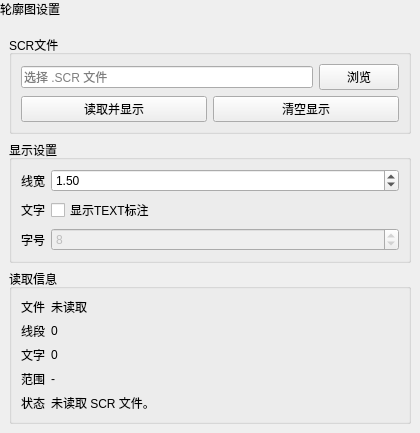
Qt form plugins/Base_PostProcessing/PostContourReaderWidget.ui (asd977/base_cae) before a commit.
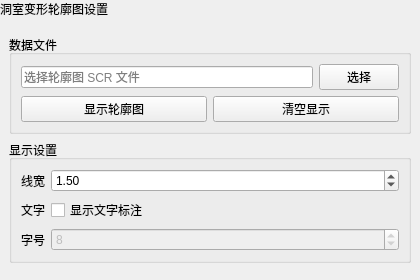
The same form after that commit.

Commit message: Rename and simplify deformation contour view

Patch:
```diff
--- a/plugins/Base_PostProcessing/PostContourReaderWidget.ui
+++ b/plugins/Base_PostProcessing/PostContourReaderWidget.ui
@@ -7,7 +7,7 @@
     <x>0</x>
     <y>0</y>
     <width>420</width>
-    <height>360</height>
+    <height>280</height>
    </rect>
   </property>
   <property name="windowTitle">
@@ -38,7 +38,7 @@
       </sizepolicy>
      </property>
      <property name="text">
-      <string>轮廓图设置</string>
+      <string>洞室变形轮廓图设置</string>
      </property>
     </widget>
    </item>
@@ -62,7 +62,7 @@
      <item>
       <widget class="QGroupBox" name="fileGroupBox">
        <property name="title">
-        <string>SCR文件</string>
+        <string>数据文件</string>
        </property>
        <layout class="QVBoxLayout" name="fileVBoxLayout">
         <property name="leftMargin">
@@ -82,7 +82,7 @@
           <item>
            <widget class="QLineEdit" name="filePathLineEdit">
             <property name="placeholderText">
-             <string>选择 .SCR 文件</string>
+             <string>选择轮廓图 SCR 文件</string>
             </property>
             <property name="minimumSize">
              <size>
@@ -95,7 +95,7 @@
           <item>
            <widget class="QPushButton" name="browseButton">
             <property name="text">
-             <string>浏览</string>
+             <string>选择</string>
             </property>
            </widget>
           </item>
@@ -118,7 +118,7 @@
           <item>
            <widget class="QPushButton" name="loadButton">
             <property name="text">
-             <string>读取并显示</string>
+             <string>显示轮廓图</string>
             </property>
            </widget>
           </item>
@@ -203,7 +203,7 @@
         <item row="1" column="1">
          <widget class="QCheckBox" name="showTextCheckBox">
           <property name="text">
-           <string>显示TEXT标注</string>
+           <string>显示文字标注</string>
           </property>
           <property name="checked">
            <bool>false</bool>
@@ -242,106 +242,6 @@
        </layout>
       </widget>
      </item>
-     <item>
-      <widget class="QGroupBox" name="summaryGroupBox">
-       <property name="title">
-        <string>读取信息</string>
-       </property>
-       <layout class="QFormLayout" name="summaryFormLayout">
-        <property name="leftMargin">
-         <number>9</number>
-        </property>
-        <property name="topMargin">
-         <number>9</number>
-        </property>
-        <property name="rightMargin">
-         <number>9</number>
-        </property>
-        <property name="bottomMargin">
-         <number>9</number>
-        </property>
-        <item row="0" column="0">
-         <widget class="QLabel" name="fileTitleLabel">
-          <property name="text">
-           <string>文件</string>
-          </property>
-         </widget>
-        </item>
-        <item row="0" column="1">
-         <widget class="QLabel" name="fileNameLabel">
-          <property name="text">
-           <string>未读取</string>
-          </property>
-          <property name="wordWrap">
-           <bool>false</bool>
-          </property>
-         </widget>
-        </item>
-        <item row="1" column="0">
-         <widget class="QLabel" name="lineTitleLabel">
-          <property name="text">
-           <string>线段</string>
-          </property>
-         </widget>
-        </item>
-        <item row="1" column="1">
-         <widget class="QLabel" name="lineCountLabel">
-          <property name="text">
-           <string>0</string>
-          </property>
-         </widget>
-        </item>
-        <item row="2" column="0">
-         <widget class="QLabel" name="textTitleLabel">
-          <property name="text">
-           <string>文字</string>
-          </property>
-         </widget>
-        </item>
-        <item row="2" column="1">
-         <widget class="QLabel" name="textCountLabel">
-          <property name="text">
-           <string>0</string>
-          </property>
-         </widget>
-        </item>
-        <item row="3" column="0">
-         <widget class="QLabel" name="boundsTitleLabel">
-          <property name="text">
-           <string>范围</string>
-          </property>
-         </widget>
-        </item>
-        <item row="3" column="1">
-         <widget class="QLabel" name="boundsLabel">
-          <property name="text">
-           <string>-</string>
-          </property>
-          <property name="wordWrap">
-           <bool>false</bool>
-          </property>
-         </widget>
-        </item>
-        <item row="4" column="0">
-         <widget class="QLabel" name="statusTitleLabel">
-          <property name="text">
-           <string>状态</string>
-          </property>
-         </widget>
-        </item>
-        <item row="4" column="1">
-         <widget class="QLabel" name="statusLabel">
-          <property name="text">
-           <string>未读取 SCR 文件。</string>
-          </property>
-          <property name="wordWrap">
-           <bool>false</bool>
-          </property>
-         </widget>
-        </item>
-       </layout>
-      </widget>
-     </item>
      <item>
       <spacer name="verticalSpacer">
        <property name="orientation">
```
Left out of the diff: 2 changed lines with no effect on the pictures. The commit also changes 4 other files.
